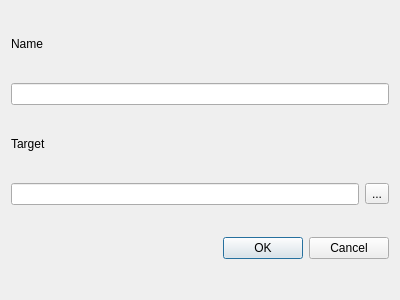
Qt form src/placeeditdialog.ui (jlu5/bookmarksync) before a commit.
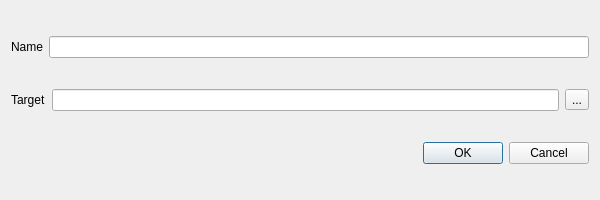
The same form after that commit.

Commit message: Compactify PlaceEditDialog UI

```diff
--- a/src/placeeditdialog.ui
+++ b/src/placeeditdialog.ui
@@ -6,8 +6,8 @@
    <rect>
     <x>0</x>
     <y>0</y>
-    <width>400</width>
-    <height>300</height>
+    <width>600</width>
+    <height>200</height>
    </rect>
   </property>
   <property name="windowTitle">
@@ -15,6 +15,8 @@
   </property>
   <layout class="QVBoxLayout" name="verticalLayout_2">
    <item>
+    <layout class="QHBoxLayout" name="nameLayout">
+     <item>
     <widget class="QLabel" name="nameLabel">
      <property name="sizePolicy">
       <sizepolicy hsizetype="Preferred" vsizetype="Maximum">
@@ -37,6 +39,10 @@
      </property>
     </widget>
    </item>
+    </layout>
+   </item>
+   <item>
+    <layout class="QHBoxLayout" name="targetLayout">
    <item>
     <widget class="QLabel" name="targetLabel">
      <property name="sizePolicy">
@@ -50,8 +56,6 @@
      </property>
     </widget>
    </item>
-   <item>
-    <layout class="QHBoxLayout" name="targetHLayout">
      <item>
       <widget class="QLineEdit" name="targetInput">
        <property name="sizePolicy">
```
Lines whose indentation alone changed are shown as unchanged.
